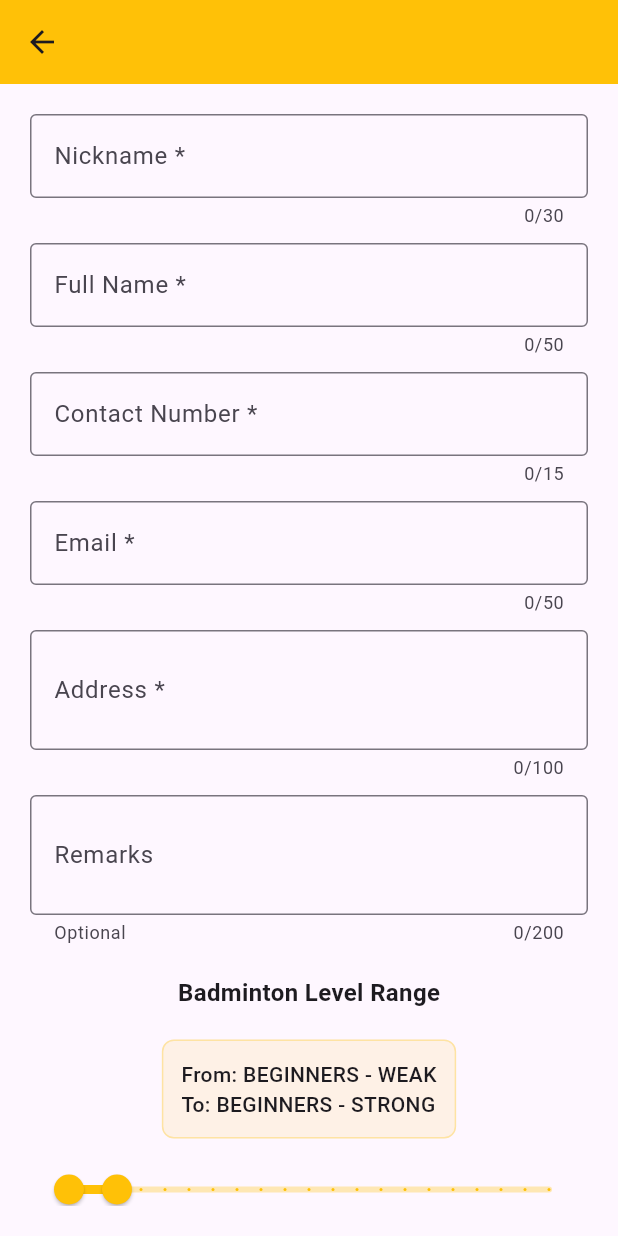
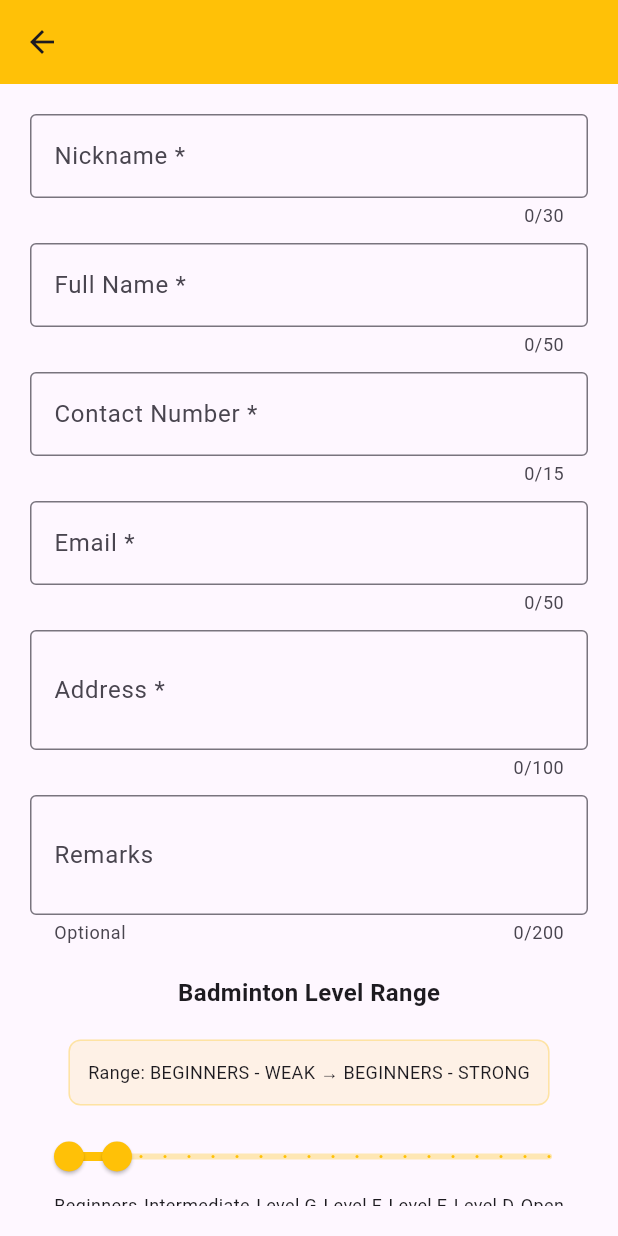
Before and after one commit to siddigamon/badminton_player_system, a Flutter app: the PlayerForm screen opened directly with empty values, on a phone screen of 412 x 824 dp. Run offline on Flutter 3.47's test engine with Material 3 defaults, Android fonts, the phone set to English and light mode, and no system bars.

Commit message:
feat: Simplify level range display in player form

```diff
--- a/lib/player_form.dart
+++ b/lib/player_form.dart
@@ -314,18 +314,12 @@ class _PlayerFormState extends State<PlayerForm> {
                     borderRadius: BorderRadius.circular(8),
                     border: Border.all(color: Colors.amber.withOpacity(0.3)),
                   ),
-                  child: Column(
-                    crossAxisAlignment: CrossAxisAlignment.start,
-                    children: [
-                      Text(
-                        'From: ${_getDisplayText(_levelRange.start)}',
-                        style: const TextStyle(fontWeight: FontWeight.w500),
-                      ),
-                      Text(
-                        'To: ${_getDisplayText(_levelRange.end)}',
-                        style: const TextStyle(fontWeight: FontWeight.w500),
-                      ),
-                    ],
+                  child:  Text(
+                    'Range: ${_getDisplayText(_levelRange.start)} → ${_getDisplayText(_levelRange.end)}',
+                    style: const TextStyle(
+                      fontWeight: FontWeight.w400,
+                      fontSize: 12,
+                    ),
                   ),
                 ),
                 const SizedBox(height: 10),
```
